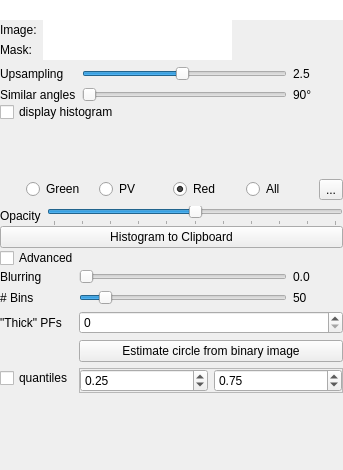
The window that Plugins/org.mitk.gui.qt.diffusionimaging/src/internal/QmitkPartialVolumeAnalysisViewControls.ui (MITK/MITK) describes before a commit, drawn with Qt 5.
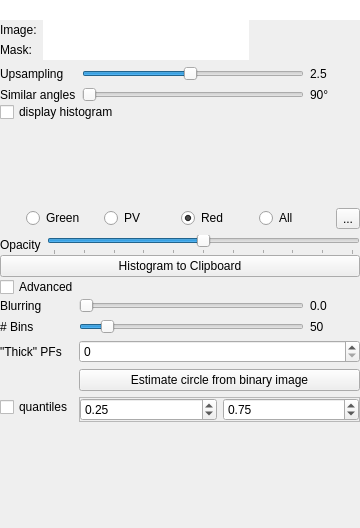
The same window after the commit. Icons and pictures are not drawn. Custom widgets are drawn as their Qt base class.

```diff
--- a/Plugins/org.mitk.gui.qt.diffusionimaging/src/internal/QmitkPartialVolumeAnalysisViewControls.ui
+++ b/Plugins/org.mitk.gui.qt.diffusionimaging/src/internal/QmitkPartialVolumeAnalysisViewControls.ui
@@ -9,8 +9,8 @@
    <rect>
     <x>0</x>
     <y>0</y>
-    <width>343</width>
-    <height>470</height>
+    <width>360</width>
+    <height>528</height>
    </rect>
   </property>
   <property name="windowTitle">
```
